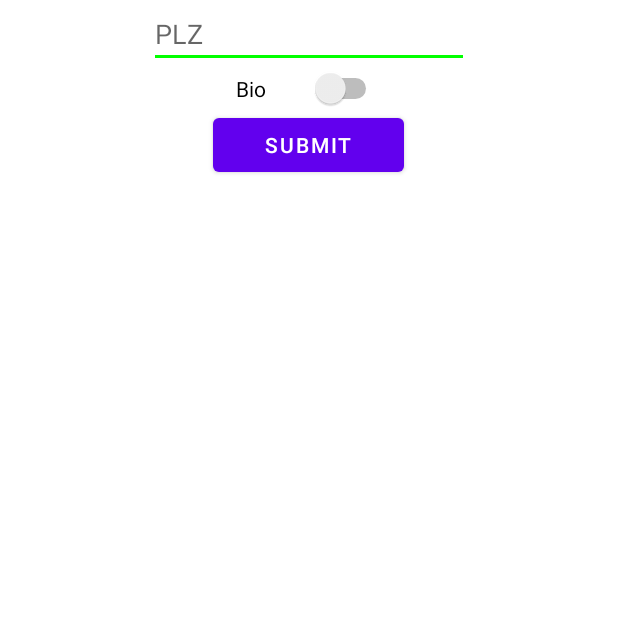
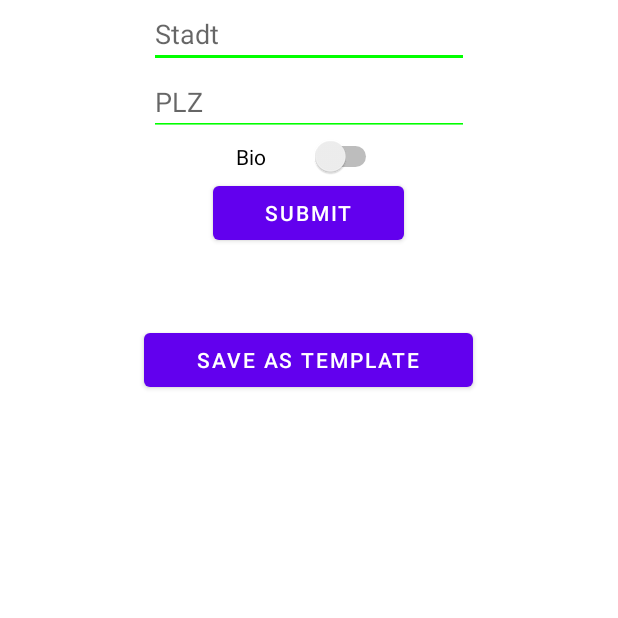
Before and after one commit to LaurinTrp/Loco, an Android app: the MenuActivity screen opened directly, with no data from a screen before it, on a phone screen of 412 x 824 dp, the top half of it. Run offline under Robolectric (Android 15) with nearby library versions, the phone set to English and light mode, and no system bars; network calls fail.

Commit message:
Begin of template saving

```diff
--- a/app/build.gradle
+++ b/app/build.gradle
@@ -1,5 +1,6 @@
 plugins {
     id 'com.android.application'
+    id 'com.google.android.libraries.mapsplatform.secrets-gradle-plugin'
 }
 
 android {
--- a/app/src/debug/res/values/google_maps_api.xml
+++ b/app/src/debug/res/values/google_maps_api.xml
@@ -20,5 +20,5 @@
     Once you have your key (it starts with "AIza"), replace the "google_maps_key"
     string in this file.
     -->
-    <string name="google_maps_key" templateMergeStrategy="preserve" translatable="false">AIzaSyA1qAP82NNGdvBPdHSLM9IaYElR7L966z8</string>
+    <string name="google_maps_key" templateMergeStrategy="preserve" translatable="false">AIzaSyBRP5jbEDdA2Muh16RGPaT1VyaqJ3NaM0g</string>
 </resources>
--- a/app/src/main/AndroidManifest.xml
+++ b/app/src/main/AndroidManifest.xml
@@ -14,7 +14,8 @@
 
         <meta-data
             android:name="com.google.android.geo.API_KEY"
-            android:value="@string/google_maps_key" />
+            android:value="${MAPS_API_KEY}" />
+
 
         <activity android:name=".GUI.Activities.MapsActivity">
         </activity>
--- a/app/src/main/java/com/example/firsttest/Excel/ExcelBackground.java
+++ b/app/src/main/java/com/example/firsttest/Excel/ExcelBackground.java
@@ -59,7 +59,6 @@ public class ExcelBackground extends Thread implements Runnable{
 
                 inputStream = assetManager.open("Table.xls");
                 ExcelReader.readExcel(activity, inputStream);
-                LoadSave.save(context);
 
             } catch (IOException ioException) {
                 ioException.printStackTrace();
--- a/app/src/main/java/com/example/firsttest/GUI/Activities/Menu/MenuActivity.java
+++ b/app/src/main/java/com/example/firsttest/GUI/Activities/Menu/MenuActivity.java
@@ -8,7 +8,6 @@ import androidx.core.content.ContextCompat;
 import android.annotation.SuppressLint;
 import android.content.Context;
 import android.graphics.PorterDuff;
-import android.graphics.drawable.ColorDrawable;
 import android.os.Build;
 import android.os.Bundle;
 import android.text.Editable;
@@ -17,7 +16,6 @@ import android.util.Log;
 import android.view.LayoutInflater;
 import android.view.View;
 import android.widget.Button;
-import android.widget.CompoundButton;
 import android.widget.LinearLayout;
 import android.widget.Switch;
 
@@ -26,6 +24,8 @@ import com.example.firsttest.GUI.Activities.MapsActivity;
 import com.example.firsttest.LoadSave;
 import com.example.firsttest.R;
 
+import java.io.File;
+import java.io.IOException;
 import java.lang.reflect.InvocationTargetException;
 import java.lang.reflect.Method;
 import java.util.Arrays;
@@ -38,19 +38,23 @@ public class MenuActivity extends AppCompatActivity {
     private Switch switch_bio;
     private HashMap<Switch, String> hashMap = new HashMap<>();
 
-    @RequiresApi(api = Build.VERSION_CODES.M)
+    @RequiresApi(api = Build.VERSION_CODES.N)
     @Override
     protected void onCreate(Bundle savedInstanceState) {
         super.onCreate(savedInstanceState);
+
         setContentView(R.layout.activity_menu1);
 
         switch_bio = findViewById(R.id.switch_bio);
 
         getWidgets();
 
-        Button b = (Button) findViewById(R.id.filterButton);
         Context context = getApplicationContext();
-        b.setOnClickListener(new View.OnClickListener() {
+
+        LoadSave.MENU.showSaved(context);
+
+        Button submit = (Button) findViewById(R.id.submitButton);
+        submit.setOnClickListener(new View.OnClickListener() {
             @Override
             public void onClick(View v) {
 
@@ -69,6 +73,15 @@ public class MenuActivity extends AppCompatActivity {
 
             }
         });
+
+        Button saveTemplate = (Button) findViewById(R.id.saveTemplateButton);
+        saveTemplate.setOnClickListener(new View.OnClickListener() {
+            @Override
+            public void onClick(View v) {
+                LoadSave.MENU.saveMenu(context, "test");
+            }
+        });
+
     }
 
     @SuppressLint("NewApi")
@@ -217,6 +230,12 @@ public class MenuActivity extends AppCompatActivity {
 
             }else if(type == EditTextTypes.Location.id){
 
+                String[] location = excelObject.getLocation().split(", ");
+                String toCheck = location[location.length-1].toLowerCase();
+
+                bool = toCheck.contains(currentEditText.getText().toString());
+                Log.d("CHECKLOC", "checkContentEditText: " + bool);
+
             }else{}
 
         return bool;
--- a/app/src/main/res/layout/activity_menu1.xml
+++ b/app/src/main/res/layout/activity_menu1.xml
@@ -8,7 +8,21 @@
 
 
     <androidx.appcompat.widget.AppCompatEditText
-        android:id="@+id/editTextNumber"
+        android:id="@+id/loacation"
+        android:layout_width="wrap_content"
+        android:layout_height="wrap_content"
+        android:layout_gravity="center"
+        android:contentDescription="minLength:1;maxLength:42;type:2;"
+        android:cursorVisible="true"
+        android:ems="10"
+        android:hint="Stadt"
+        android:inputType="text"
+        android:textColor="@color/white"
+        android:textCursorDrawable="@drawable/cursorwhite"
+        app:backgroundTint="@color/lightGreen" />
+
+    <androidx.appcompat.widget.AppCompatEditText
+        android:id="@+id/PLZ"
         android:layout_width="wrap_content"
         android:layout_height="wrap_content"
         android:layout_gravity="center"
@@ -30,11 +44,19 @@
         android:textColorHighlight="@color/lightGreen" />
 
     <Button
-        android:id="@+id/filterButton"
+        android:id="@+id/submitButton"
         android:layout_width="127dp"
         android:layout_height="wrap_content"
         android:layout_gravity="center_horizontal"
         android:layout_marginBottom="50dp"
         android:text="Submit" />
 
+    <Button
+        android:id="@+id/saveTemplateButton"
+        android:layout_width="219dp"
+        android:layout_height="wrap_content"
+        android:layout_gravity="center_horizontal"
+        android:layout_marginBottom="50dp"
+        android:text="Save as template" />
+
 </LinearLayout>
--- a/build.gradle
+++ b/build.gradle
@@ -6,6 +6,8 @@ buildscript {
     }
     dependencies {
         classpath "com.android.tools.build:gradle:4.2.1"
+        classpath "com.google.android.libraries.mapsplatform.secrets-gradle-plugin:secrets-gradle-plugin:1.3.0"
+
 
         // NOTE: Do not place your application dependencies here; they belong
         // in the individual module build.gradle files
```
Also changed, not shown: app/src/main/java/com/example/firsttest/LoadSave.java (+49 -0 lines), 3 other files.
